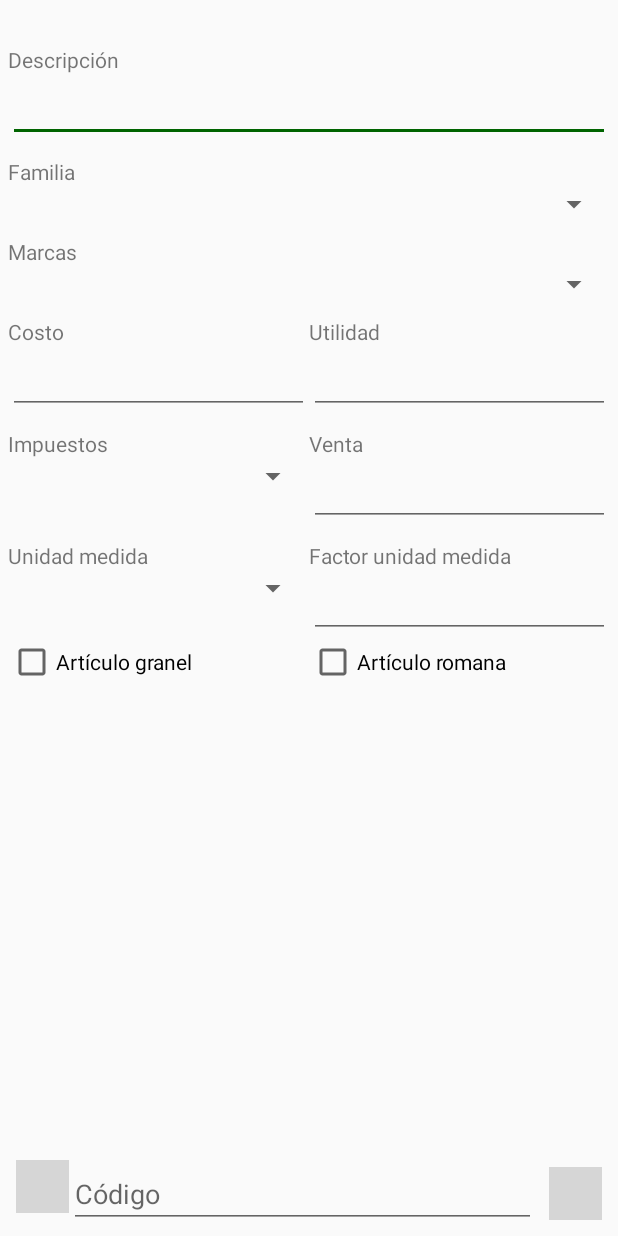
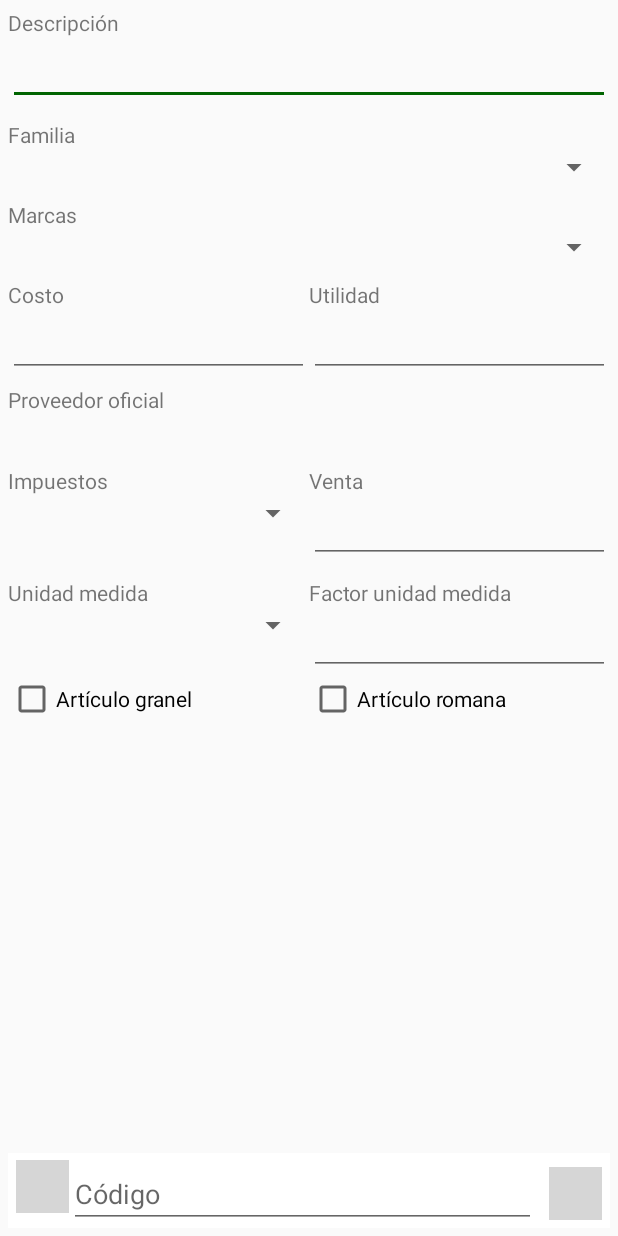
Before and after one commit to nelfonck/Bodega1, an Android app: the layout fragment_articulos.xml on its own in the app's theme, with its tools: preview values and no code run, on a phone screen of 412 x 824 dp. Run offline under Robolectric (Android 15) with nearby library versions, the phone set to English and light mode, and no system bars; plain views replace SearchableSpinner; network calls fail; grey boxes are pictures that could not be loaded.

Commit message:
cambio desde casa

```diff
--- a/app/build.gradle
+++ b/app/build.gradle
@@ -8,7 +8,7 @@ android {
         minSdkVersion 23
         targetSdkVersion 29
         versionCode 1
-        versionName "1.0.2"
+        versionName "1.0.3"
         testInstrumentationRunner "androidx.test.runner.AndroidJUnitRunner"
     }
     buildTypes {
--- a/app/src/main/java/com/example/bodega/Activities/DetalleProforma.java
+++ b/app/src/main/java/com/example/bodega/Activities/DetalleProforma.java
@@ -730,8 +730,8 @@ public class DetalleProforma extends AppCompatActivity {
             @RequiresApi(api = Build.VERSION_CODES.KITKAT)
             @Override
             public boolean onKey(View v, int keyCode, KeyEvent event) {
-                if (keyCode == KeyEvent.KEYCODE_ENTER) {
-
+                if (keyCode == KeyEvent.KEYCODE_ENTER)
+                if (event.getAction() == KeyEvent.ACTION_DOWN){
                         final Gson gson = new Gson();
                         com.example.bodega.Models.ContentValues values  = new com.example.bodega.Models.ContentValues();
                         values.put("descripcion",txtArticulo.getText().toString());
--- a/app/src/main/java/com/example/bodega/Fragments/Habladores.java
+++ b/app/src/main/java/com/example/bodega/Fragments/Habladores.java
@@ -178,7 +178,7 @@ public class Habladores extends Fragment {
 
     private void buscarDescripcion() {
         AlertDialog.Builder builder = new AlertDialog.Builder(getActivity());
-        View view = LayoutInflater.from(getActivity()).inflate(R.layout.dialog_filtro_descripcion, null);
+        View view = LayoutInflater.from(getActivity()).inflate(R.layout.dialog_filtro_descripcion, (ViewGroup)null);
         builder.setView(view);
         final EditText txtArticulo = view.findViewById(R.id.txtFiltroDescripcion);
         RecyclerView recyclerView = view.findViewById(R.id.rvResultadoFiltroDescripcion);
@@ -204,7 +204,8 @@ public class Habladores extends Fragment {
             @RequiresApi(api = Build.VERSION_CODES.KITKAT)
             @Override
             public boolean onKey(View v, int keyCode, KeyEvent event) {
-                if (keyCode == KeyEvent.KEYCODE_ENTER) {
+                if (keyCode == KeyEvent.KEYCODE_ENTER)
+                if (event.getAction() == KeyEvent.ACTION_DOWN){
                     articulos.clear();
                     final Gson gson = new Gson();
                     StringRequest request = null;
--- a/app/src/main/res/layout/fragment_articulos.xml
+++ b/app/src/main/res/layout/fragment_articulos.xml
@@ -1,24 +1,21 @@
 <?xml version="1.0" encoding="utf-8"?>
+<ScrollView
+    xmlns:android="http://schemas.android.com/apk/res/android"
+    xmlns:tools="http://schemas.android.com/tools"
+    android:layout_height="match_parent"
+    android:layout_width="match_parent"
+    android:fillViewport="true">
 
-<RelativeLayout xmlns:android="http://schemas.android.com/apk/res/android"
-    xmlns:tools="http://schemas.android.com/tools"
+    <RelativeLayout
         android:layout_width="match_parent"
-    android:layout_height="match_parent"
+        android:layout_height="wrap_content"
         android:padding="5dp"
         tools:context=".Fragments.Articulos">
-
         <LinearLayout
             android:id="@+id/llContenedor"
             android:layout_width="match_parent"
             android:layout_height="wrap_content"
             android:orientation="vertical">
-
-        <TextView
-            android:id="@+id/tvProveedor"
-            android:layout_width="match_parent"
-            android:layout_height="wrap_content"
-            android:layout_marginBottom="5dp"
-            android:textColor="#008080"/>
 
             <TextView
                 android:layout_width="wrap_content"
@@ -29,7 +26,6 @@
                 android:id="@+id/txtDescripcion"
                 android:layout_width="match_parent"
                 android:layout_height="wrap_content" />
-
 
             <TextView
                 android:layout_width="match_parent"
@@ -103,7 +99,24 @@
             <LinearLayout
                 android:layout_width="match_parent"
                 android:layout_height="wrap_content"
+                android:orientation="vertical"
+                android:layout_marginTop="5dp"
+                android:layout_marginBottom="5dp">
+                <TextView
+                    android:layout_width="match_parent"
+                    android:layout_height="wrap_content"
+                    android:text="Proveedor oficial"/>
+                <TextView
+                    android:id="@+id/tvProveedor"
+                    android:layout_width="match_parent"
+                    android:layout_height="wrap_content"
+                    android:textColor="#008080" />
+            </LinearLayout>
+            <LinearLayout
+                android:layout_width="match_parent"
+                android:layout_height="wrap_content"
                 android:orientation="horizontal">
+
                 <LinearLayout
                     android:layout_width="0dp"
                     android:layout_weight="0.5"
@@ -199,6 +212,11 @@
 
         </LinearLayout>
 
+<RelativeLayout
+    android:layout_width="match_parent"
+    android:layout_height="50dp"
+    android:layout_alignParentBottom="true"
+    android:background="#fff">
 
     <EditText
         android:id="@+id/txtCodigo"
@@ -207,11 +225,8 @@
         android:layout_alignParentBottom="true"
         android:layout_marginTop="0dp"
         android:layout_marginEnd="3dp"
-        android:layout_marginRight="3dp"
         android:layout_toStartOf="@+id/btnScan"
-        android:layout_toLeftOf="@+id/btnScan"
         android:layout_toEndOf="@+id/btnBuscarDescripcion"
-        android:layout_toRightOf="@+id/btnBuscarDescripcion"
         android:hint="Código"
         android:singleLine="true" />
 
@@ -221,7 +236,6 @@
         android:layout_width="35dp"
         android:layout_height="35dp"
         android:layout_alignParentEnd="true"
-        android:layout_alignParentRight="true"
         android:layout_alignParentBottom="true"
         android:layout_margin="5dp"
         android:background="@color/zxing_transparent"
@@ -233,11 +247,11 @@
         android:layout_width="35dp"
         android:layout_height="35dp"
         android:layout_alignParentBottom="true"
-        android:layout_marginLeft="5dp"
+        android:layout_marginStart="5dp"
         android:layout_marginBottom="10dp"
         android:background="@color/zxing_transparent"
         android:scaleType="fitXY"
         android:src="@drawable/googlekeyboard" />
-
-
 </RelativeLayout>
+    </RelativeLayout>
+</ScrollView>
--- a/app/src/main/res/values/styles.xml
+++ b/app/src/main/res/values/styles.xml
@@ -8,4 +8,6 @@
         <item name="colorAccent">@color/colorAccent</item>
     </style>
 
+
+
 </resources>
```
Also changed, not shown: app/src/main/java/com/example/bodega/Activities/DetalleNotaCredito.java (+20 -1 lines), app/src/main/java/com/example/bodega/Fragments/Articulos.java (+70 -55 lines), app/src/main/res/layout/dialog_filtro_descripcion.xml (+4 -3 lines), app/src/main/res/layout/nuevo_articulo.xml (+9 -2 lines). Lines whose indentation alone changed are shown as unchanged.
